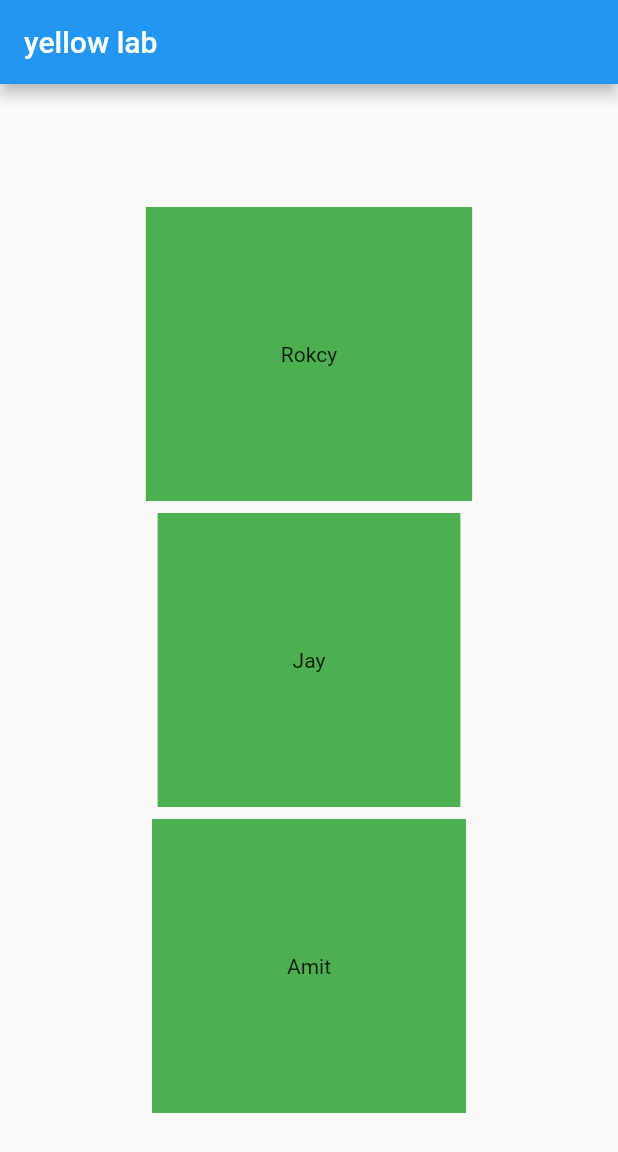
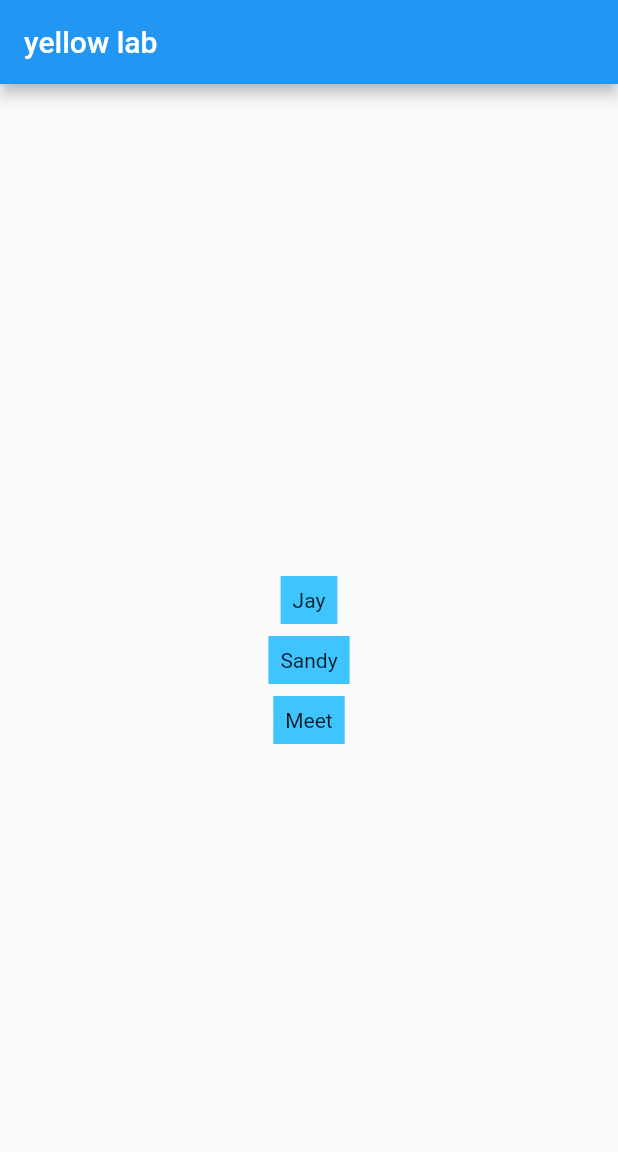
Before and after one commit to jaybh1987/flutterapp, a Flutter app: the screen it shows after launch, on a phone screen of 412 x 824 dp. Shown: the top 1152 px of the screen. Run offline on Flutter 3.47's test engine with Material 2 defaults, Android fonts, the phone set to English and light mode, and no system bars.

Commit message:
episode 1 is done

```diff
--- a/lib/main.dart
+++ b/lib/main.dart
@@ -19,29 +19,11 @@ class DogApp extends StatelessWidget {
           child: Column(
            mainAxisAlignment: MainAxisAlignment.center,
            children: [
-             DecoratedBox(
-                 decoration: BoxDecoration(color: Colors.green),
-                 child: Padding(
-                     padding: const EdgeInsets.all(90.0),
-                     child: Text("Rokcy")
-                 )
-             ),
+             DogName("Jay"),
              SizedBox(height: 8.0),
-             DecoratedBox(
-                 decoration: BoxDecoration(color: Colors.green),
-                 child: Padding(
-                     padding: const EdgeInsets.all(90.0),
-                     child: Text("Jay")
-                 )
-             ),
+             DogName("Sandy"),
              SizedBox(height: 8.0),
-             DecoratedBox(
-                 decoration: BoxDecoration(color: Colors.green),
-                 child: Padding(
-                     padding: const EdgeInsets.all(90.0),
-                     child: Text("Amit")
-                 )
-             )
+             DogName("Meet"),
            ],
           )
         )
```
